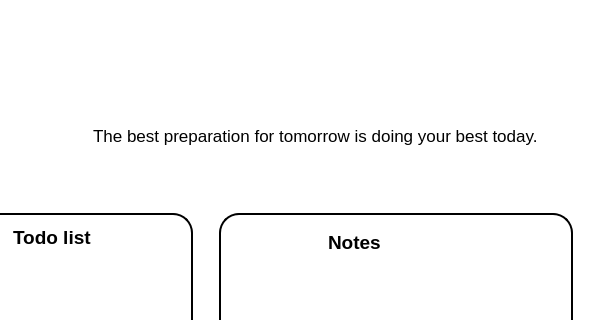
Above: SPCK/Windows/GUI/Home.ui from MaiNgocChau9/Python-App-A- before the change; both pictures show x 170 to 780 and y 0 to 320 of the 780 by 550 pixel window. Below: the same form after it.
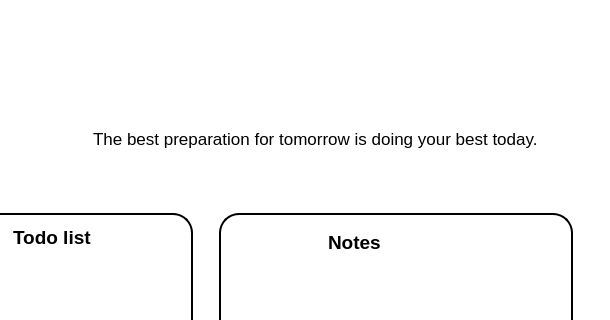
That is the form after the change. Icons and pictures are not drawn.

What changed in the file:
```diff
--- a/SPCK/Windows/GUI/Home.ui
+++ b/SPCK/Windows/GUI/Home.ui
@@ -387,8 +387,8 @@
                 </font>
                </property>
                <property name="styleSheet">
-                <string notr="true">max-height: 20px;
-min-height: 20px;</string>
+                <string notr="true">max-height: 30px;
+min-height: 30px;</string>
                </property>
                <property name="text">
                 <string>&lt;User name&gt;</string>
@@ -404,8 +404,8 @@
                 </font>
                </property>
                <property name="styleSheet">
-                <string notr="true">max-height: 20px;
-min-height: 20px;</string>
+                <string notr="true">max-height: 25px;
+min-height: 25px;</string>
                </property>
                <property name="text">
                 <string>The best preparation for tomorrow is doing your best today.</string>
```
